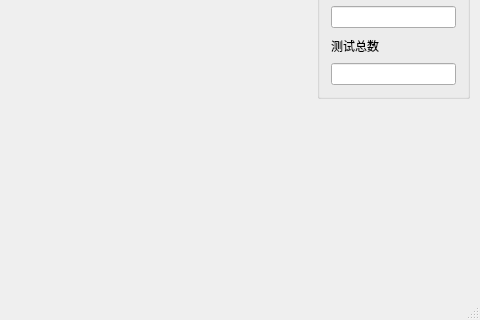
Before: the Qt Designer form mainwindow.ui in ReceiverUsb-rapoo/ReceiverUsbTest, drawn with Qt 5; both pictures show x 613 to 1093 and y 365 to 685 of the 1093 by 685 pixel window.
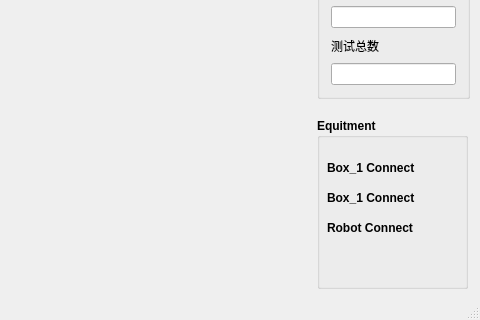
After: the same form once the commit is applied.

```diff
--- a/mainwindow.ui
+++ b/mainwindow.ui
@@ -273,6 +273,64 @@
      </item>
     </layout>
    </widget>
+   <widget class="QGroupBox" name="groupBox_2">
+    <property name="geometry">
+     <rect>
+      <x>930</x>
+      <y>460</y>
+      <width>151</width>
+      <height>171</height>
+     </rect>
+    </property>
+    <property name="font">
+     <font>
+      <weight>75</weight>
+      <bold>true</bold>
+     </font>
+    </property>
+    <property name="title">
+     <string>Equitment</string>
+    </property>
+    <widget class="QLabel" name="label_9">
+     <property name="geometry">
+      <rect>
+       <x>10</x>
+       <y>100</y>
+       <width>111</width>
+       <height>20</height>
+      </rect>
+     </property>
+     <property name="text">
+      <string>Robot Connect</string>
+     </property>
+    </widget>
+    <widget class="QLabel" name="label_8">
+     <property name="geometry">
+      <rect>
+       <x>10</x>
+       <y>70</y>
+       <width>111</width>
+       <height>20</height>
+      </rect>
+     </property>
+     <property name="text">
+      <string>Box_1 Connect</string>
+     </property>
+    </widget>
+    <widget class="QLabel" name="label_7">
+     <property name="geometry">
+      <rect>
+       <x>10</x>
+       <y>40</y>
+       <width>111</width>
+       <height>20</height>
+      </rect>
+     </property>
+     <property name="text">
+      <string>Box_1 Connect</string>
+     </property>
+    </widget>
+   </widget>
   </widget>
   <widget class="QMenuBar" name="menuBar">
    <property name="geometry">
```
